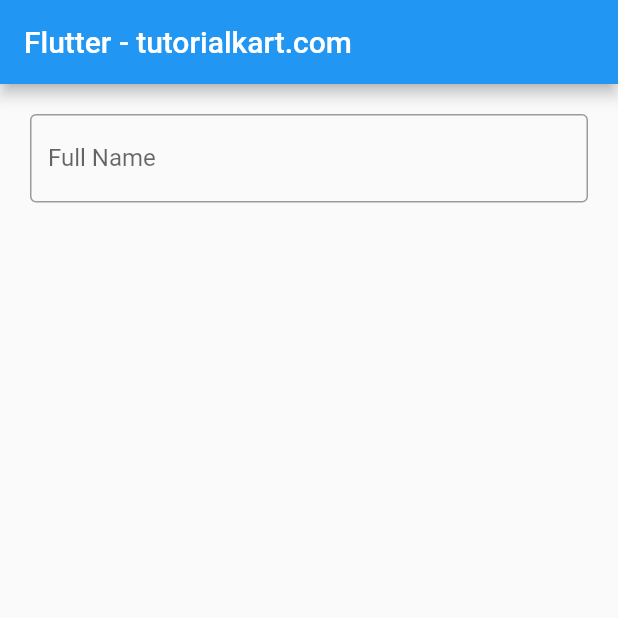
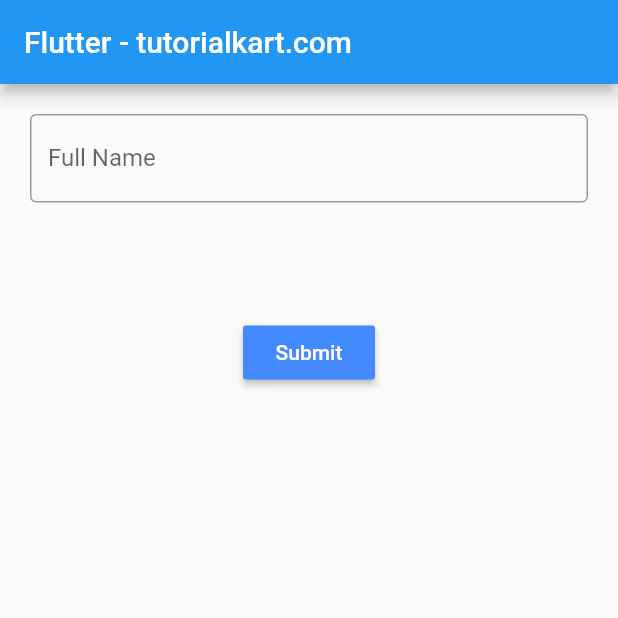
Before and after one commit to AfreenShaik1206/FlutterLearning, a Flutter app: the screen it shows after launch, on a phone screen of 412 x 824 dp, the top half of it. Run offline on Flutter 3.47's test engine with Material 2 defaults, Android fonts, the phone set to English and light mode, and no system bars.

Commit message:
New Commit

```diff
--- a/flutter_app/lib/main.dart
+++ b/flutter_app/lib/main.dart
@@ -14,8 +14,26 @@ class MyApp extends StatefulWidget {
   //        home: MyHomePage(title: 'Home page'),
   //     );
   //  }
-   @override
   _MyAppState createState() => _MyAppState();
+}
+
+class SecondRoute extends StatelessWidget {
+   Widget build( BuildContext context) {
+      return Scaffold(
+      appBar: AppBar(
+        title: Text("Second Route"),
+      ),
+      body: Center(
+        child: RaisedButton(
+          onPressed: () {
+            Navigator.pop(context);
+            // Navigate back to first route when tapped.
+          },
+          child: Text('Go back!'),
+        ),
+      ),
+    );
+   }
 }
 
 class _MyAppState extends State<MyApp> {
@@ -24,6 +42,8 @@ class _MyAppState extends State<MyApp> {
 
   @override
   Widget build(BuildContext context) {
+
+
     return MaterialApp(
       home: Scaffold(
           appBar: AppBar(
@@ -47,10 +67,30 @@ class _MyAppState extends State<MyApp> {
                     });
                   },
                 )),
-            Container(
+            Container (
               margin: EdgeInsets.all(20),
-              child: Text(fullName),
-            )
+              child : Text(fullName)
+            ),
+
+            Container (
+             child: new Column(
+              children: <Widget> [
+                new RaisedButton(
+                onPressed: (){
+                  // Navigator.push(
+                  //    context,
+                  //     new MaterialPageRoute(
+                  //    builder: (BuildContext context) =>
+                  //    SecondRoute()));
+                  Navigator.of(context).push(MaterialPageRoute(builder: (context) => SecondRoute()));
+                },
+                textColor: Colors.white,
+                color: Colors.blueAccent,
+                padding: EdgeInsets.all(8),
+                child: Text("Submit"),
+              ),
+             ]),
+             ),
           ]))),
     );
   }
```
